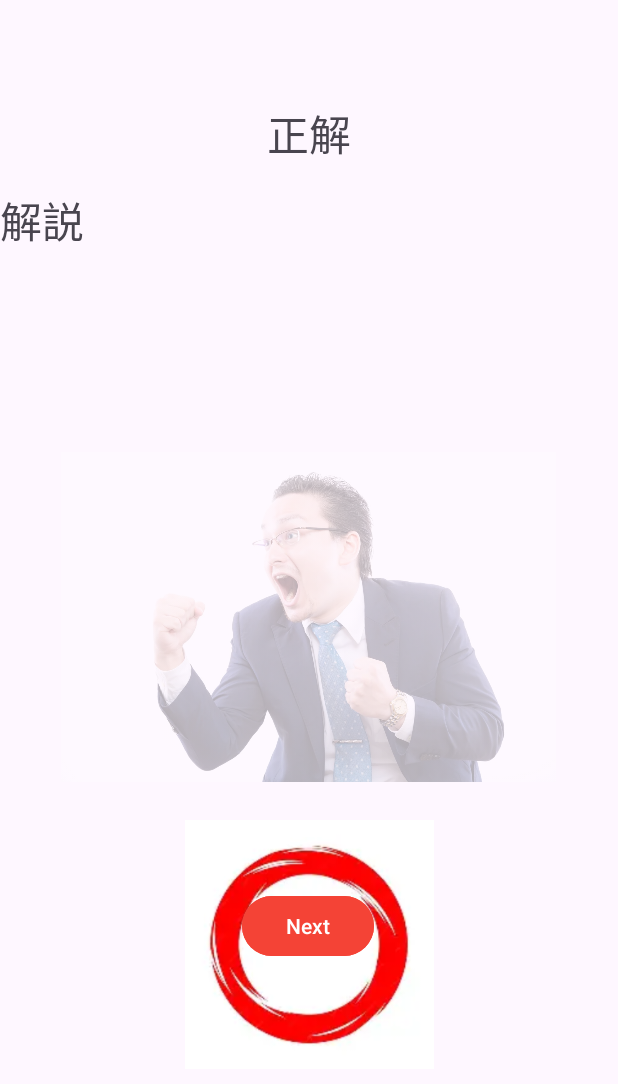
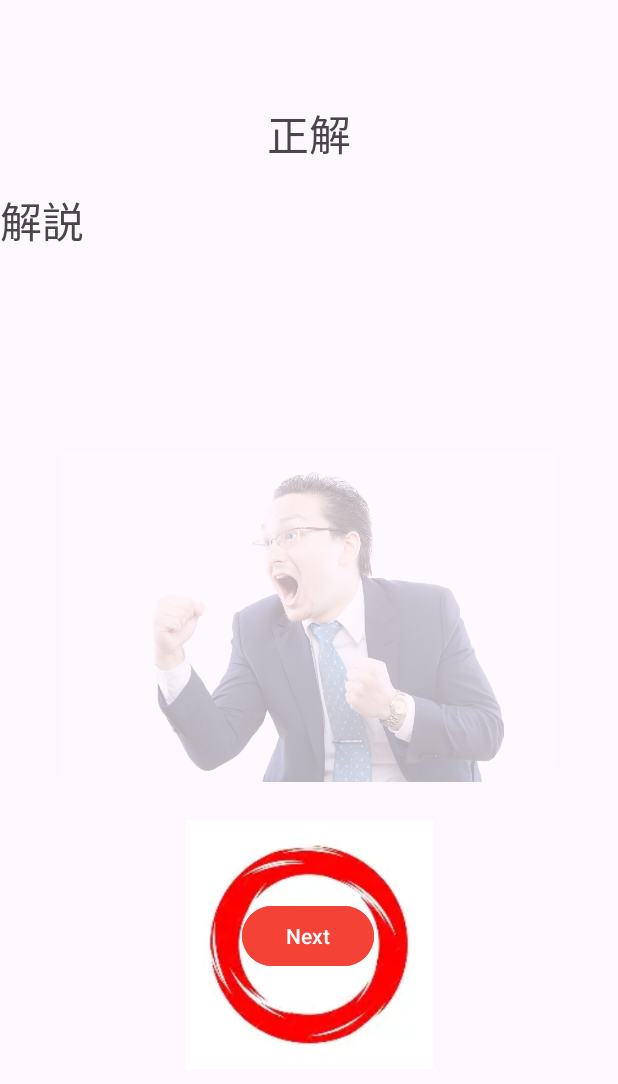
Before and after one commit to konan-pbl-2025/Mr_Q, an Android app: the collectActivity screen opened directly, with no data from a screen before it, on a phone screen of 412 x 824 dp. Shown: the top 1084 px of the screen. Run offline under Robolectric (Android 15) with nearby library versions, the light colour scheme and no system bars; 1 statement that could not run was skipped.

Commit message:
Why am I working on holiday?

```diff
--- a/app/src/main/res/layout/activity_collect.xml
+++ b/app/src/main/res/layout/activity_collect.xml
@@ -28,8 +28,8 @@
         app:layout_constraintEnd_toEndOf="parent"
         app:layout_constraintHorizontal_bias="0.498"
         app:layout_constraintStart_toStartOf="parent"
-        app:layout_constraintTop_toBottomOf="@+id/textView2"
-        app:layout_constraintVertical_bias="0.7" />
+        app:layout_constraintTop_toTopOf="parent"
+        app:layout_constraintVertical_bias="0.773" />
 
     <TextView
         android:id="@+id/collect_result"
--- a/app/src/main/res/layout/activity_discollect.xml
+++ b/app/src/main/res/layout/activity_discollect.xml
@@ -51,8 +51,8 @@
         app:layout_constraintEnd_toEndOf="parent"
         app:layout_constraintHorizontal_bias="0.498"
         app:layout_constraintStart_toStartOf="parent"
-        app:layout_constraintTop_toBottomOf="@+id/discollectEXP"
-        app:layout_constraintVertical_bias="0.7" />
+        app:layout_constraintTop_toTopOf="parent"
+        app:layout_constraintVertical_bias="0.773" />
 
     <ImageView
         android:id="@+id/imageView2"
```
